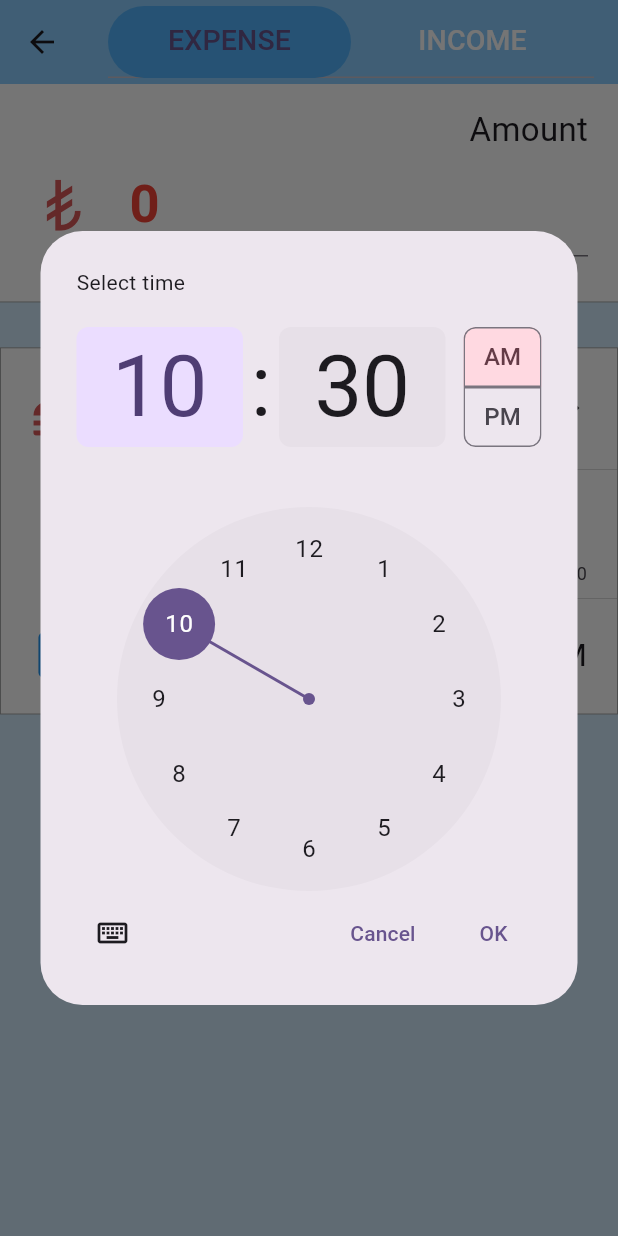
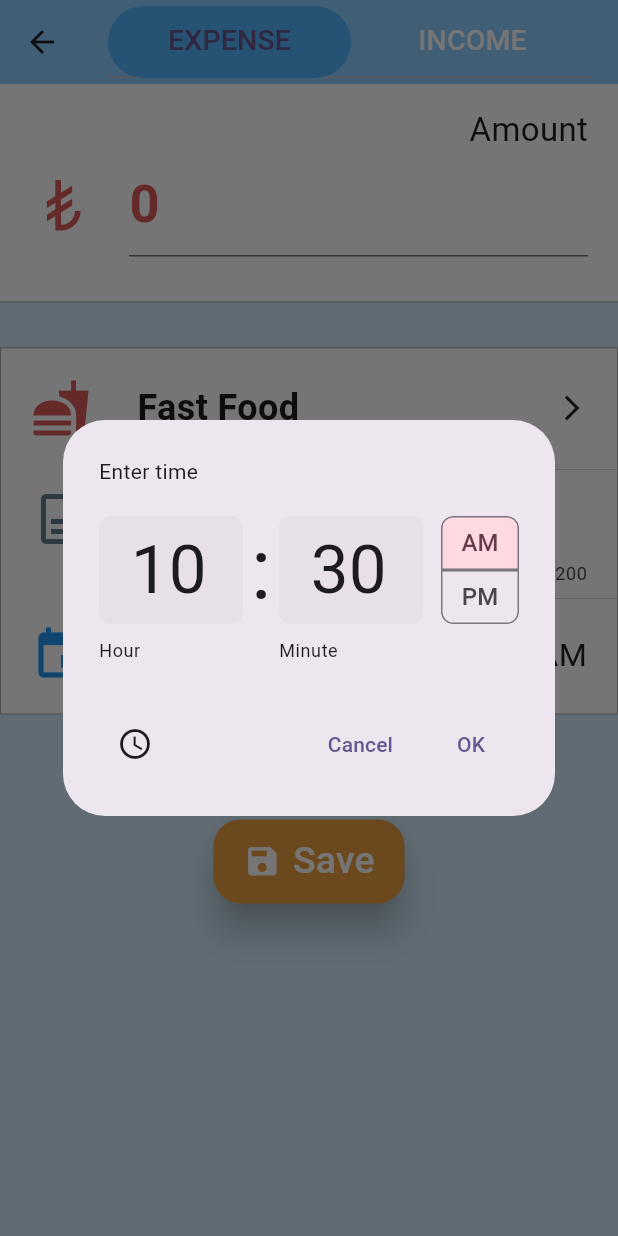
Before and after one commit to yilmazedis/fast_money_tracking, a Flutter app: the AddInput screen opened directly, after a tap on an icon or button, on a phone screen of 412 x 824 dp. Run offline on Flutter 3.47's test engine with Material 2 defaults, Android fonts, the light colour scheme and no system bars; our stand-ins replace get, get_storage, google_fonts; accounts and stored records are empty; Roboto replaces fonts that are missing (Cousine).

Commit message:
make item types constant

```diff
--- a/lib/localization/languages/en.json
+++ b/lib/localization/languages/en.json
@@ -138,5 +138,6 @@
   "Transaction has been updated": "Transaction has been updated",
   "Select a date format": "Select a date format",
   "Date format": "Date format",
-  "Date format has been updated": "Date format has been updated"
+  "Date format has been updated": "Date format has been updated",
+  "Date": "Date"
 }
--- a/lib/localization/languages/tr.json
+++ b/lib/localization/languages/tr.json
@@ -138,5 +138,6 @@
   "Transaction has been updated": "İşlem güncellendi",
   "Select a date format": "Bir tarih formatı seçin",
   "Date format": "Tarih formatı",
-  "Date format has been updated": "Tarih formatı güncellend"
+  "Date format has been updated": "Tarih formatı güncellendi",
+  "Date": "Tarih"
 }
--- a/lib/pages/add_edit_pages/add_edit_page.dart
+++ b/lib/pages/add_edit_pages/add_edit_page.dart
@@ -64,7 +64,7 @@ class AddEditPage extends StatelessWidget {
 
   @override
   Widget build(BuildContext context) {
-    Color mainColor = type == 'Income' ? green : red;
+    Color mainColor = type.toLowerCase() == ItemType.income ? green : red;
     return GestureDetector(
       onTap: () {
         FocusScope.of(context).unfocus();
--- a/lib/pages/analysis_pages/report_page.dart
+++ b/lib/pages/analysis_pages/report_page.dart
@@ -79,7 +79,7 @@ class ItemDetails extends StatelessWidget {
               OneLine(
                 iconData: Icons.calendar_month,
                 type: item.type,
-                iconText: "Date",
+                iconText: getTranslated(context, 'Date'),
                 text: item.date,
               ),
               const SizedBox(
@@ -114,7 +114,7 @@ class OneLine extends StatelessWidget {
     return Row(children: [
       Icon(
         iconData,
-        color: type == 'income' ? green : red,
+        color: type == ItemType.income ? green : red,
         size: 23,
       ),
       Expanded(
--- a/lib/utils/constants.dart
+++ b/lib/utils/constants.dart
@@ -12,13 +12,19 @@ Color green = const Color.fromRGBO(57, 157, 3, 1),
     grey = Colors.grey;
 
 class AppColors {
-  static final Color color60 = Color(0xFFFFFFFF);
-  static final Color color30 = Color(0xFF912676);
-  static final Color color10 = Color(0xFF016CFF);
+  static const Color color60 = Color(0xFFFFFFFF);
+  static const Color color30 = Color(0xFF912676);
+  static const Color color10 = Color(0xFF016CFF);
 }
 
 class AppStorageKey {
   static const String selectedDate = "selectedDate";
+}
+
+class ItemType {
+  static const String income = "income";
+  static const String expense = "expense";
+  static const String balance = "balance";
 }
 
 List<CategoryItem> categoryItems = [
--- a/lib/widgets/cards/amount_card.dart
+++ b/lib/widgets/cards/amount_card.dart
@@ -49,7 +49,7 @@ class AmountCard extends StatelessWidget {
               decoration: InputDecoration(
                 hintText: '0',
                 hintStyle: GoogleFonts.aBeeZee(
-                    color: Colors.red,
+                    color: mainColor,
                     fontSize: 35,
                     fontWeight: FontWeight.bold),
                 icon: Padding(
--- a/lib/widgets/classes/choose_date.dart
+++ b/lib/widgets/classes/choose_date.dart
@@ -39,6 +39,7 @@ void chooseDate(BuildContext context, Rx<DateTime> dateTime) {
 
 void chooseTime(BuildContext context, Rx<TimeOfDay> selectedTime) {
    showTimePicker(
+    initialEntryMode: TimePickerEntryMode.input,
     context: context,
     initialTime: selectedTime.value,
   ).then((value) {
```
Also changed, not shown: lib/models/item.dart (+8 -11 lines), lib/pages/analysis_pages/analysis_page.dart (+9 -8 lines), lib/utils/enums/TransactionCategory.dart (deleted, +0 -16 lines).
